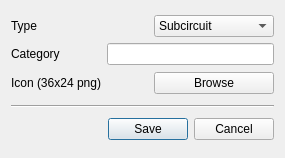
The window that src/gui/componentselector/createcomp.ui (Arcachofo/SimulIDE-dev) describes before a commit, drawn with Qt 5.
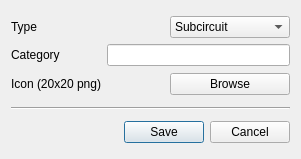
The same window after the commit.

Patch:
```diff
--- a/src/gui/componentselector/createcomp.ui
+++ b/src/gui/componentselector/createcomp.ui
@@ -6,8 +6,8 @@
    <rect>
     <x>0</x>
     <y>0</y>
-    <width>285</width>
-    <height>158</height>
+    <width>301</width>
+    <height>159</height>
    </rect>
   </property>
   <property name="sizePolicy">
@@ -31,7 +31,7 @@
         </sizepolicy>
        </property>
        <property name="text">
-        <string>Icon (36x24 png)</string>
+        <string>Icon (20x20 png)</string>
        </property>
       </widget>
      </item>
```
